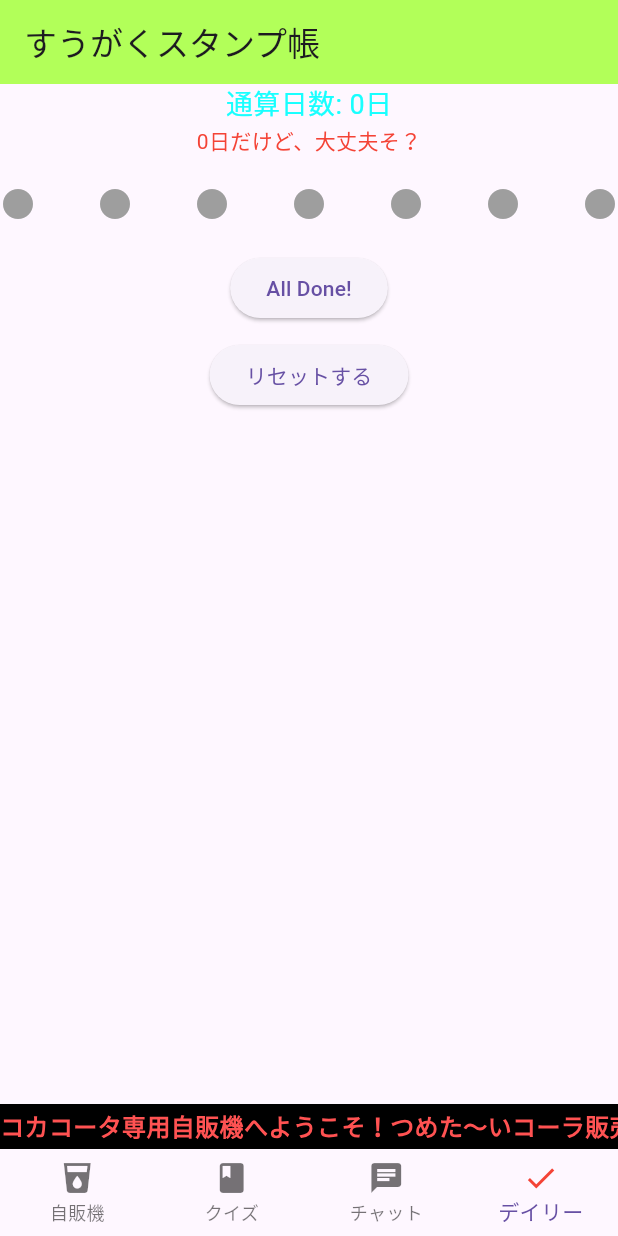
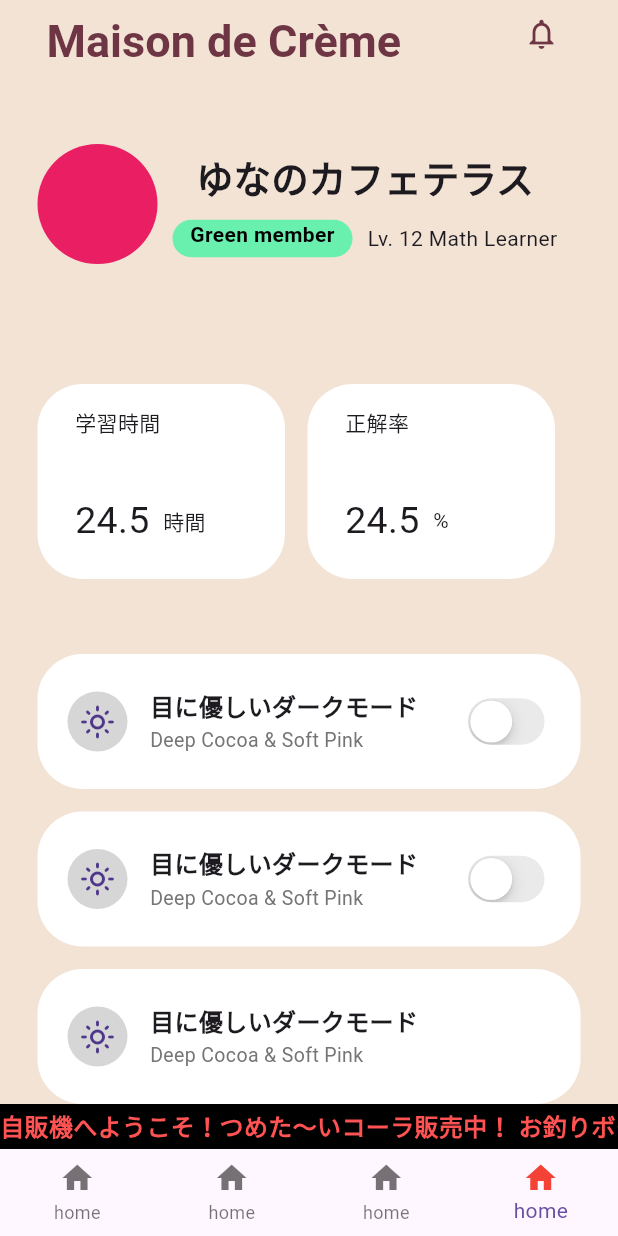
Before and after one commit to htyFlutter/study_flutter_apps, a Flutter app: the screen it shows after launch, item 4 of the bottom bar chosen, on a phone screen of 412 x 824 dp. Run offline on Flutter 3.47's test engine with Material 3 defaults, Android fonts, the phone set to English and light mode, and no system bars; drawn by our look-alikes of marquee; our stand-ins replace google_generative_ai.

Commit message:
2026_06_14_create_settings_screen

```diff
--- a/apps/lib/main.dart
+++ b/apps/lib/main.dart
@@ -1,7 +1,7 @@
 import 'package:counter_apps/all_apps/chat/chat_answer_gemini.dart';
-import 'package:counter_apps/all_apps/like_duolingo/stamp_screen.dart';
 import 'package:counter_apps/all_apps/unit_apps_screen/unit.dart';
 import 'package:counter_apps/math_apps/home_screen_p.dart';
+import 'package:counter_apps/math_apps/settings.dart';
 import 'package:marquee/marquee.dart';
 
 import 'package:flutter/material.dart';
@@ -38,7 +38,8 @@ class _MainNavigationScreenState extends State<MainNavigationScreen> {
     const HomeScreen(),
     const UnitScreen(),
     const ChatAppsGemini(),
-    const Duolingo(),
+    //ここの引数がわからないです
+     SettingsScreen(),
   ];
 
   @override
@@ -52,7 +53,7 @@ class _MainNavigationScreenState extends State<MainNavigationScreen> {
             color: Colors.black,
             height: 30,
             child: Marquee(
-              text: 'コカコータ専用自販機へようこそ！つめた〜いコーラ販売中！ お釣りボタンを押すと残高が表示されます。',
+              text: '自販機へようこそ！つめた〜いコーラ販売中！ お釣りボタンを押すと残高が表示されます。',
               style: const TextStyle(
                 color: Colors.redAccent,
                 fontWeight: FontWeight.bold,
@@ -75,14 +76,14 @@ class _MainNavigationScreenState extends State<MainNavigationScreen> {
             },
             items: const [
               BottomNavigationBarItem(
-                icon: Icon(Icons.local_drink),
-                label: '自販機',
+                icon: Icon(Icons.home),
+                label: 'home',
               ),
-              BottomNavigationBarItem(icon: Icon(Icons.book), label: 'クイズ'),
-              BottomNavigationBarItem(icon: Icon(Icons.chat), label: 'チャット'),
+              BottomNavigationBarItem(icon: Icon(Icons.home), label: 'home'),
+              BottomNavigationBarItem(icon: Icon(Icons.home), label: 'home'),
               BottomNavigationBarItem(
-                icon: Icon(Icons.done, color: Colors.red),
-                label: 'デイリー',
+                icon: Icon(Icons.home, color: Colors.red),
+                label: 'home',
               ),
             ],
             type: BottomNavigationBarType.fixed,
--- /dev/null
+++ b/apps/lib/math_apps/settings.dart
@@ -0,0 +1,339 @@
+import 'package:flutter/cupertino.dart';
+import 'package:flutter/material.dart';
+
+class SettingsScreen extends StatefulWidget {
+  const SettingsScreen({super.key});
+
+  @override
+  State<SettingsScreen> createState() => _SettingsScreenState();
+}
+
+class _SettingsScreenState extends State<SettingsScreen> {
+  bool _isDarkMode = false;
+
+  @override
+  Widget build(BuildContext context) {
+    return Scaffold(
+      backgroundColor: Color.fromARGB(255, 242, 227, 213),
+      body: SingleChildScrollView(
+        child: Column(
+          children: [
+            Padding(
+              padding: EdgeInsets.only(left: 15, right: 15),
+              child: SafeArea(
+                child: ListTile(
+                  leading: const Text(
+                    'Maison de Crème',
+                    style: TextStyle(
+                      color: Color.fromARGB(255, 110, 53, 69),
+                      fontSize: 30,
+                      letterSpacing: 0.01,
+                      fontWeight: FontWeight.bold,
+                    ),
+                  ),
+                  trailing: Padding(
+                    padding: EdgeInsetsGeometry.only(bottom: 11),
+                    child: Icon(
+                      Icons.notifications_outlined,
+                      color: Color.fromARGB(255, 110, 53, 69),
+                    ),
+                  ),
+                ),
+              ),
+            ),
+            const SizedBox(height: 40),
+
+            Padding(
+              padding: EdgeInsets.only(left: 25, bottom: 30),
+              child: Row(
+                children: [
+                  CircleAvatar(backgroundColor: Colors.pink, radius: 40),
+                  const SizedBox(width: 10),
+                  Column(
+                    children: [
+                      Text(
+                        'ゆなのカフェテラス',
+                        style: TextStyle(
+                          fontSize: 25,
+                          fontWeight: FontWeight.bold,
+                          letterSpacing: 0.1,
+                        ),
+                      ),
+                      const SizedBox(height: 10),
+                      Row(
+                        children: [
+                          Container(
+                            height: 25,
+                            width: 120,
+                            decoration: BoxDecoration(
+                              color: Colors.greenAccent,
+                              borderRadius: BorderRadius.circular(50),
+                            ),
+                            child: Text(
+                              'Green member',
+                              style: TextStyle(
+                                color: Colors.black,
+                                fontWeight: FontWeight.bold,
+                              ),
+                              textAlign: TextAlign.center,
+                            ),
+                          ),
+                          const SizedBox(width: 10),
+                          Text('Lv. 12 Math Learner'),
+                        ],
+                      ),
+                    ],
+                  ),
+                ],
+              ),
+            ),
+            const SizedBox(height: 50),
+
+            Padding(
+              padding: EdgeInsets.symmetric(horizontal: 25),
+              child: Row(
+                children: [
+                  Container(
+                    height: 130,
+                    width: 165,
+                    decoration: BoxDecoration(
+                      color: Colors.white,
+                      borderRadius: BorderRadius.circular(30),
+                    ),
+                    child: Padding(
+                      padding: EdgeInsets.only(top: 15, left: 25),
+                      child: Column(
+                        crossAxisAlignment: CrossAxisAlignment.start,
+                        children: [
+                          const Text('学習時間', textAlign: TextAlign.start),
+                          const SizedBox(height: 36),
+                          Padding(
+                            padding: EdgeInsets.only(bottom: 15),
+                            child: Row(
+                              children: [
+                                const SizedBox(height: 40),
+                                Text('24.5', style: TextStyle(fontSize: 25)),
+                                const SizedBox(width: 9),
+                                const Text('時間'),
+                              ],
+                            ),
+                          ),
+                        ],
+                      ),
+                    ),
+                  ),
+                  const SizedBox(width: 15),
+                  Container(
+                    height: 130,
+                    width: 165,
+                    decoration: BoxDecoration(
+                      color: Colors.white,
+                      borderRadius: BorderRadius.circular(30),
+                    ),
+                    child: Padding(
+                      padding: EdgeInsets.only(top: 15, left: 25),
+                      child: Column(
+                        crossAxisAlignment: CrossAxisAlignment.start,
+                        children: [
+                          const Text('正解率', textAlign: TextAlign.start),
+                          const SizedBox(height: 36),
+                          Padding(
+                            padding: EdgeInsets.only(bottom: 15),
+                            child: Row(
+                              children: [
+                                const SizedBox(height: 40),
+                                Text('24.5', style: TextStyle(fontSize: 25)),
+                                const SizedBox(width: 9),
+                                const Text('%'),
+                              ],
+                            ),
+                          ),
+                        ],
+                      ),
+                    ),
+                  ),
+                ],
+              ),
+            ),
+            const SizedBox(height: 50),
+
+            Padding(
+              padding: EdgeInsets.symmetric(horizontal: 25),
+              child: Column(
+                crossAxisAlignment: CrossAxisAlignment.center,
+                mainAxisAlignment: MainAxisAlignment.center,
+                children: [
+                  Container(
+                    height: 90,
+                    width: double.infinity,
+                    // 🔽 スイッチやアイコンが左右の端にペタッとくっつかないよう、内側に余白を作ります
+                    padding: const EdgeInsets.symmetric(horizontal: 20),
+                    decoration: BoxDecoration(
+                      borderRadius: BorderRadius.circular(30),
+                      color: Colors.white,
+                    ),
+                    child: Row(
+                      // 🔽 横並びの中身を、縦方向に対して「完全に中央揃え」にします
+                      crossAxisAlignment: CrossAxisAlignment.center,
+                      children: [
+                        // 左側：アイコン
+                        CircleAvatar(
+                          backgroundColor: Colors.grey[350],
+                          child: const Icon(Icons.light_mode_outlined),
+                        ),
+                        const SizedBox(width: 15), // アイコンと文字の間のすき間
+                        // 中央：テキスト（残りの幅をすべて埋める）
+                        Expanded(
+                          child: Column(
+                            // 🔽 2行のテキストを「縦方向の中央」かつ「左詰め」にします
+                            mainAxisAlignment: MainAxisAlignment.center,
+                            crossAxisAlignment: CrossAxisAlignment.start,
+                            children: [
+                              const Text(
+                                '目に優しいダークモード',
+                                style: TextStyle(
+                                  fontWeight: FontWeight.bold,
+                                  fontSize: 16,
+                                ),
+                              ),
+                              const SizedBox(height: 2), // タイトルとサブタイトルのすき間
+                              Text(
+                                'Deep Cocoa & Soft Pink',
+                                style: TextStyle(
+                                  color: Colors.grey[600],
+                                  fontSize: 13,
+                                ),
+                              ),
+                            ],
+                          ),
+                        ),
+
+                        // 右側：スイッチ
+                        CupertinoSwitch(
+                          value: _isDarkMode,
+                          onChanged: (bool value) {
+                            setState(() {
+                              _isDarkMode = value;
+                            });
+                          },
+                        ),
+                      ],
+                    ),
+                  ),
+                  const SizedBox(height: 15),
+                  Container(
+                    height: 90,
+                    width: double.infinity,
+                    // 🔽 スイッチやアイコンが左右の端にペタッとくっつかないよう、内側に余白を作ります
+                    padding: const EdgeInsets.symmetric(horizontal: 20),
+                    decoration: BoxDecoration(
+                      borderRadius: BorderRadius.circular(30),
+                      color: Colors.white,
+                    ),
+                    child: Row(
+                      // 🔽 横並びの中身を、縦方向に対して「完全に中央揃え」にします
+                      crossAxisAlignment: CrossAxisAlignment.center,
+                      children: [
+                        // 左側：アイコン
+                        CircleAvatar(
+                          backgroundColor: Colors.grey[350],
+                          child: const Icon(Icons.light_mode_outlined),
+                        ),
+                        const SizedBox(width: 15), // アイコンと文字の間のすき間
+                        // 中央：テキスト（残りの幅をすべて埋める）
+                        Expanded(
+                          child: Column(
+                            // 🔽 2行のテキストを「縦方向の中央」かつ「左詰め」にします
+                            mainAxisAlignment: MainAxisAlignment.center,
+                            crossAxisAlignment: CrossAxisAlignment.start,
+                            children: [
+                              const Text(
+                                '目に優しいダークモード',
+                                style: TextStyle(
+                                  fontWeight: FontWeight.bold,
+                                  fontSize: 16,
+                                ),
+                              ),
+                              const SizedBox(height: 2), // タイトルとサブタイトルのすき間
+                              Text(
+                                'Deep Cocoa & Soft Pink',
+                                style: TextStyle(
+                                  color: Colors.grey[600],
+                                  fontSize: 13,
+                                ),
+                              ),
+                            ],
+                          ),
+                        ),
+
+                        // 右側：スイッチ
+                        CupertinoSwitch(
+                          value: _isDarkMode,
+                          onChanged: (bool value) {
+                            setState(() {
+                              _isDarkMode = value;
+                            });
+                          },
+                        ),
+                      ],
+                    ),
+                  ),
+                  const SizedBox(height: 15),
+                  Container(
+                    height: 90,
+                    width: double.infinity,
+                    // 🔽 スイッチやアイコンが左右の端にペタッとくっつかないよう、内側に余白を作ります
+                    padding: const EdgeInsets.symmetric(horizontal: 20),
+                    decoration: BoxDecoration(
+                      borderRadius: BorderRadius.circular(30),
+                      color: Colors.white,
+                    ),
+                    child: Row(
+                      // 🔽 横並びの中身を、縦方向に対して「完全に中央揃え」にします
+                      crossAxisAlignment: CrossAxisAlignment.center,
+                      children: [
+                        // 左側：アイコン
+                        CircleAvatar(
+                          backgroundColor: Colors.grey[350],
+                          child: const Icon(Icons.light_mode_outlined),
+                        ),
+                        const SizedBox(width: 15), // アイコンと文字の間のすき間
+                        // 中央：テキスト（残りの幅をすべて埋める）
+                        Expanded(
+                          child: Column(
+                            // 🔽 2行のテキストを「縦方向の中央」かつ「左詰め」にします
+                            mainAxisAlignment: MainAxisAlignment.center,
+                            crossAxisAlignment: CrossAxisAlignment.start,
+                            children: [
+                              const Text(
+                                '目に優しいダークモード',
+                                style: TextStyle(
+                                  fontWeight: FontWeight.bold,
+                                  fontSize: 16,
+                                ),
+                              ),
+                              const SizedBox(height: 2), // タイトルとサブタイトルのすき間
+                              Text(
+                                'Deep Cocoa & Soft Pink',
+                                style: TextStyle(
+                                  color: Colors.grey[600],
+                                  fontSize: 13,
+                                ),
+                              ),
+                            ],
+                          ),
+                        ),
+                      ],
+                    ),
+                  ),
+                  const SizedBox(height: 15),
+
+                ],
+              ),
+            ),
+          ],
+        ),
+      ),
+    );
+  }
+}
```
Also changed, not shown: 1 other file.
